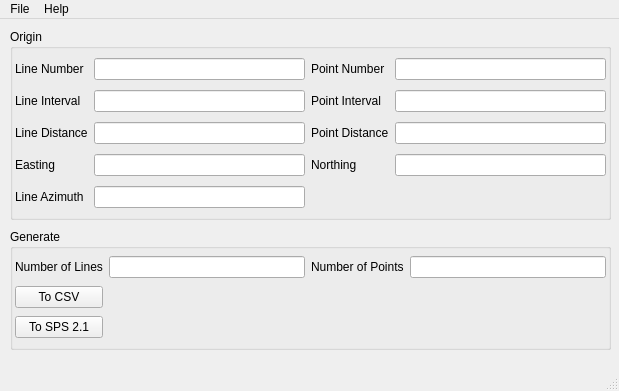
First picture: the form in ui/UIMainWindowForm.ui, repository mysiar/seismic-grid-generator, before the edit.
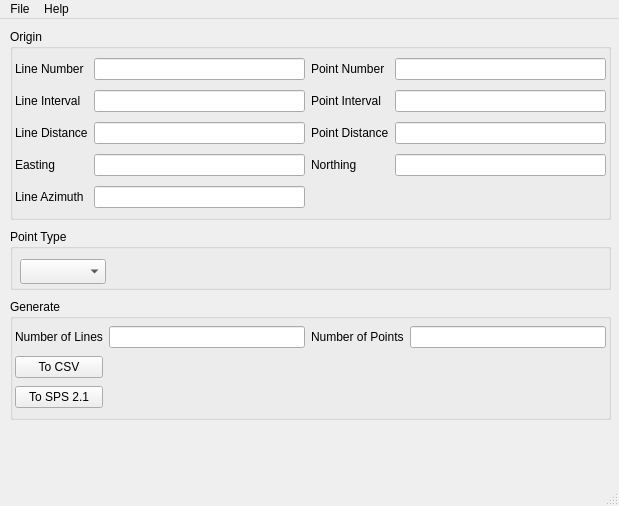
Second picture: the form after the edit. Icons and pictures are not drawn.

```diff
--- a/ui/UIMainWindowForm.ui
+++ b/ui/UIMainWindowForm.ui
@@ -7,7 +7,7 @@
     <x>0</x>
     <y>0</y>
     <width>619</width>
-    <height>391</height>
+    <height>506</height>
    </rect>
   </property>
   <property name="windowTitle">
@@ -172,7 +172,7 @@
     <property name="geometry">
      <rect>
       <x>10</x>
-      <y>210</y>
+      <y>280</y>
       <width>601</width>
       <height>121</height>
      </rect>
@@ -257,6 +257,29 @@
      </layout>
     </widget>
    </widget>
+   <widget class="QGroupBox" name="groupBox_3">
+    <property name="geometry">
+     <rect>
+      <x>10</x>
+      <y>210</y>
+      <width>601</width>
+      <height>61</height>
+     </rect>
+    </property>
+    <property name="title">
+     <string>Point Type</string>
+    </property>
+    <widget class="QComboBox" name="pointType">
+     <property name="geometry">
+      <rect>
+       <x>10</x>
+       <y>30</y>
+       <width>86</width>
+       <height>25</height>
+      </rect>
+     </property>
+    </widget>
+   </widget>
   </widget>
   <widget class="QMenuBar" name="menubar">
    <property name="geometry">
```
